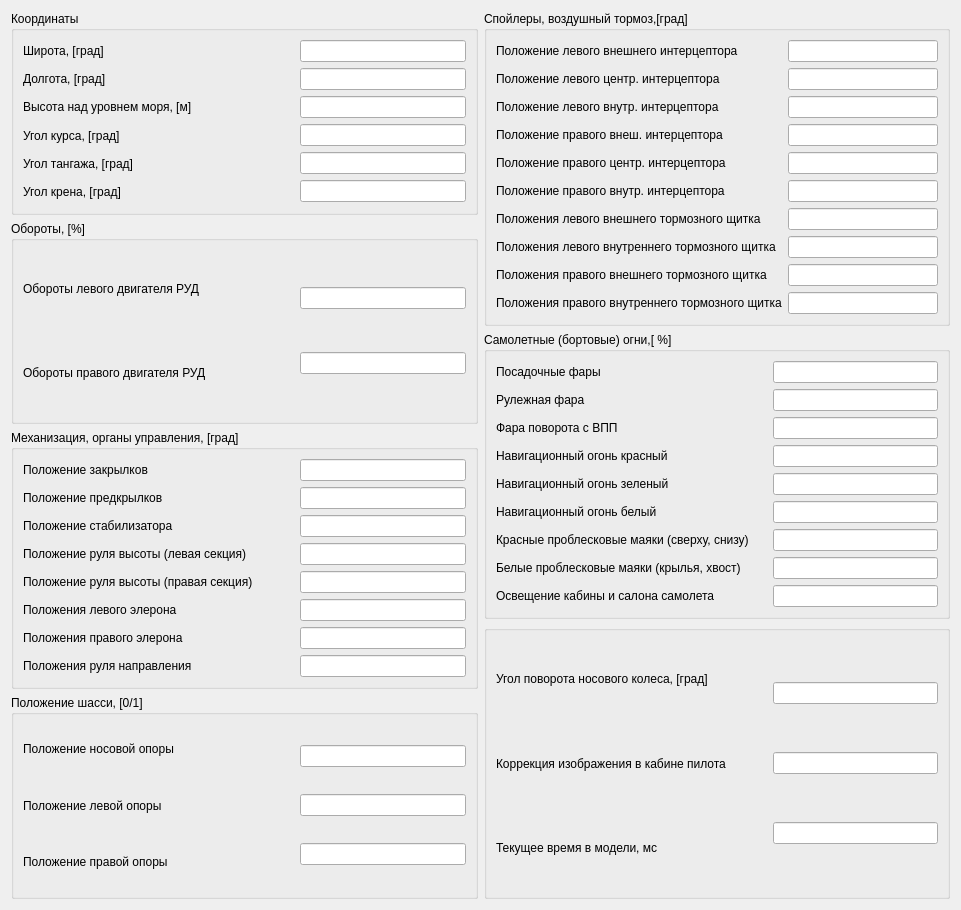
Qt form untitled/mainvisual.ui (katherinr/desktop_wrapper) before a commit.
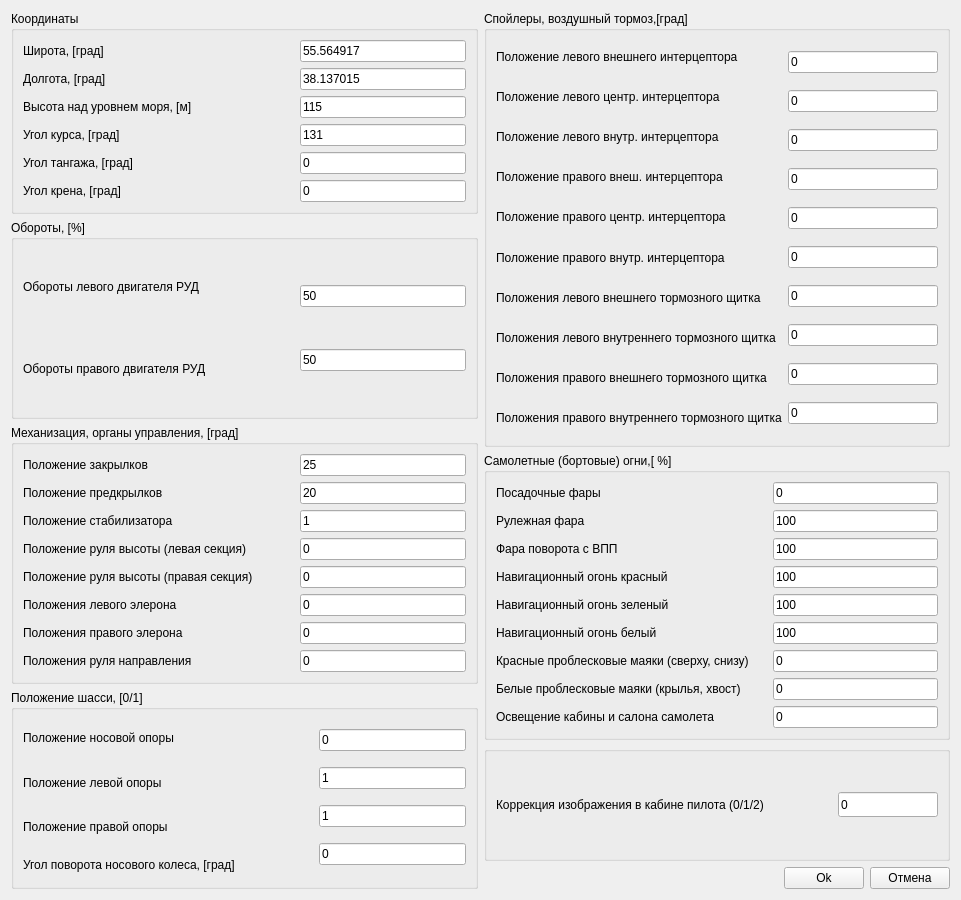
The same form after that commit.

The edit to the form file:
```diff
--- a/untitled/mainvisual.ui
+++ b/untitled/mainvisual.ui
@@ -2,20 +2,44 @@
 <ui version="4.0">
  <class>MainVisual</class>
  <widget class="QWidget" name="MainVisual">
+  <property name="windowModality">
+   <enum>Qt::ApplicationModal</enum>
+  </property>
+  <property name="enabled">
+   <bool>true</bool>
+  </property>
   <property name="geometry">
    <rect>
     <x>0</x>
     <y>0</y>
     <width>961</width>
-    <height>910</height>
+    <height>900</height>
    </rect>
   </property>
+  <property name="sizePolicy">
+   <sizepolicy hsizetype="Preferred" vsizetype="Preferred">
+    <horstretch>0</horstretch>
+    <verstretch>0</verstretch>
+   </sizepolicy>
+  </property>
+  <property name="minimumSize">
+   <size>
+    <width>800</width>
+    <height>900</height>
+   </size>
+  </property>
+  <property name="maximumSize">
+   <size>
+    <width>961</width>
+    <height>900</height>
+   </size>
+  </property>
   <property name="windowTitle">
    <string>Form</string>
   </property>
-  <layout class="QHBoxLayout" name="horizontalLayout_8">
+  <layout class="QHBoxLayout" name="horizontalLayout_11">
    <item>
-    <layout class="QVBoxLayout" name="verticalLayout_5">
+    <layout class="QVBoxLayout" name="verticalLayout_7">
      <item>
       <widget class="QGroupBox" name="mCloudGrB">
        <property name="title">
@@ -85,42 +109,45 @@
           <item>
            <widget class="QLineEdit" name="pcoord_lat">
             <property name="text">
-             <string/>
+             <string>55.564917</string>
+            </property>
+            <property name="alignment">
+             <set>Qt::AlignLeading|Qt::AlignLeft|Qt::AlignVCenter</set>
             </property>
            </widget>
           </item>
           <item>
            <widget class="QLineEdit" name="pcoord_lon">
             <property name="text">
-             <string/>
+             <string>38.137015</string>
             </property>
            </widget>
           </item>
           <item>
            <widget class="QLineEdit" name="pcoord_h">
             <property name="text">
-             <string/>
+             <string>115</string>
             </property>
            </widget>
           </item>
           <item>
            <widget class="QLineEdit" name="pangle_c">
             <property name="text">
-             <string/>
+             <string>131</string>
             </property>
            </widget>
           </item>
           <item>
            <widget class="QLineEdit" name="pangle_p">
             <property name="text">
-             <string/>
+             <string>0</string>
             </property>
            </widget>
           </item>
           <item>
            <widget class="QLineEdit" name="pangle_r">
             <property name="text">
-             <string/>
+             <string>0</string>
             </property>
            </widget>
           </item>
@@ -164,14 +191,14 @@
           <item>
            <widget class="QLineEdit" name="n2_l">
             <property name="text">
-             <string/>
+             <string>50</string>
             </property>
            </widget>
           </item>
           <item>
            <widget class="QLineEdit" name="n2_r">
             <property name="text">
-             <string/>
+             <string>50</string>
             </property>
            </widget>
           </item>
@@ -263,56 +290,56 @@
           <item>
            <widget class="QLineEdit" name="flaps">
             <property name="text">
-             <string/>
+             <string>25</string>
             </property>
            </widget>
           </item>
           <item>
            <widget class="QLineEdit" name="slats">
             <property name="text">
-             <string/>
+             <string>20</string>
             </property>
            </widget>
           </item>
           <item>
            <widget class="QLineEdit" name="stabilizer">
             <property name="text">
-             <string/>
+             <string>1</string>
             </property>
            </widget>
           </item>
           <item>
            <widget class="QLineEdit" name="elevator_l">
             <property name="text">
-             <string/>
+             <string>0</string>
             </property>
            </widget>
           </item>
           <item>
            <widget class="QLineEdit" name="elevator_r">
             <property name="text">
-             <string/>
+             <string>0</string>
             </property>
            </widget>
           </item>
           <item>
            <widget class="QLineEdit" name="aileron_l">
             <property name="text">
-             <string/>
+             <string>0</string>
             </property>
            </widget>
           </item>
           <item>
            <widget class="QLineEdit" name="aileron_r">
             <property name="text">
-             <string/>
+             <string>0</string>
             </property>
            </widget>
           </item>
           <item>
            <widget class="QLineEdit" name="rudder">
             <property name="text">
-             <string/>
+             <string>0</string>
             </property>
            </widget>
           </item>
@@ -329,6 +356,9 @@
        <layout class="QHBoxLayout" name="horizontalLayout_6">
         <item>
          <layout class="QVBoxLayout" name="verticalLayout">
+          <property name="sizeConstraint">
+           <enum>QLayout::SetMinimumSize</enum>
+          </property>
           <item>
            <widget class="QLabel" name="label_19">
             <property name="minimumSize">
@@ -356,6 +386,25 @@
             </property>
            </widget>
           </item>
+          <item>
+           <widget class="QLabel" name="label_23">
+            <property name="minimumSize">
+             <size>
+              <width>290</width>
+              <height>0</height>
+             </size>
+            </property>
+            <property name="maximumSize">
+             <size>
+              <width>290</width>
+              <height>25</height>
+             </size>
+            </property>
+            <property name="text">
+             <string>Угол поворота носового колеса, [град]</string>
+            </property>
+           </widget>
+          </item>
          </layout>
         </item>
         <item>
@@ -363,21 +412,28 @@
           <item>
            <widget class="QLineEdit" name="gear_n">
             <property name="text">
-             <string/>
+             <string>0</string>
             </property>
            </widget>
           </item>
           <item>
            <widget class="QLineEdit" name="gear_l">
             <property name="text">
-             <string/>
+             <string>1</string>
             </property>
            </widget>
           </item>
           <item>
            <widget class="QLineEdit" name="gear_r">
             <property name="text">
-             <string/>
+             <string>1</string>
+            </property>
+           </widget>
+          </item>
+          <item>
+           <widget class="QLineEdit" name="gear_stri_angle">
+            <property name="text">
+             <string>0</string>
             </property>
            </widget>
           </item>
@@ -395,7 +451,7 @@
        <property name="title">
         <string>Спойлеры, воздушный тормоз,[град]</string>
        </property>
-       <layout class="QHBoxLayout" name="horizontalLayout_2">
+       <layout class="QHBoxLayout" name="horizontalLayout_9">
         <item>
          <layout class="QVBoxLayout" name="verticalLayout_20">
           <item>
@@ -487,70 +543,70 @@
           <item>
            <widget class="QLineEdit" name="spoiler_lob">
             <property name="text">
-             <string/>
+             <string>0</string>
             </property>
            </widget>
           </item>
           <item>
            <widget class="QLineEdit" name="spoiler_lce">
             <property name="text">
-             <string/>
+             <string>0</string>
             </property>
            </widget>
           </item>
           <item>
            <widget class="QLineEdit" name="spoiler_lin">
             <property name="text">
-             <string/>
+             <string>0</string>
             </property>
            </widget>
           </item>
           <item>
            <widget class="QLineEdit" name="spoiler_rob">
             <property name="text">
-             <string/>
+             <string>0</string>
             </property>
            </widget>
           </item>
           <item>
            <widget class="QLineEdit" name="spoiler_rce">
             <property name="text">
-             <string/>
+             <string>0</string>
             </property>
            </widget>
           </item>
           <item>
            <widget class="QLineEdit" name="spoiler_rin">
             <property name="text">
-             <string/>
+             <string>0</string>
             </property>
            </widget>
           </item>
           <item>
            <widget class="QLineEdit" name="gr_spoiler_lob">
             <property name="text">
-             <string/>
+             <string>0</string>
             </property>
            </widget>
           </item>
           <item>
            <widget class="QLineEdit" name="gr_spoiler_lin">
             <property name="text">
-             <string/>
+             <string>0</string>
             </property>
            </widget>
           </item>
           <item>
            <widget class="QLineEdit" name="gr_spoiler_rob">
             <property name="text">
-             <string/>
+             <string>0</string>
             </property>
            </widget>
           </item>
           <item>
            <widget class="QLineEdit" name="gr_spoiler_rin">
             <property name="text">
-             <string/>
+             <string>0</string>
             </property>
            </widget>
           </item>
@@ -559,6 +615,8 @@
        </layout>
       </widget>
      </item>
+     <item>
+      <layout class="QVBoxLayout" name="verticalLayout_5">
      <item>
       <widget class="QGroupBox" name="mCloudGrB_7">
        <property name="title">
@@ -643,63 +701,63 @@
           <item>
            <widget class="QLineEdit" name="landing_lights">
             <property name="text">
-             <string/>
+               <string>0</string>
             </property>
            </widget>
           </item>
           <item>
            <widget class="QLineEdit" name="taxi_light">
             <property name="text">
-             <string/>
+               <string>100</string>
             </property>
            </widget>
           </item>
           <item>
            <widget class="QLineEdit" name="runway_turnofflights">
             <property name="text">
-             <string/>
+               <string>100</string>
             </property>
            </widget>
           </item>
           <item>
            <widget class="QLineEdit" name="nav_light_red">
             <property name="text">
-             <string/>
+               <string>100</string>
             </property>
            </widget>
           </item>
           <item>
            <widget class="QLineEdit" name="nav_light_green">
             <property name="text">
-             <string/>
+               <string>100</string>
             </property>
            </widget>
           </item>
           <item>
            <widget class="QLineEdit" name="nav_light_white">
             <property name="text">
-             <string/>
+               <string>100</string>
             </property>
            </widget>
           </item>
           <item>
            <widget class="QLineEdit" name="anticollosion_bec_red">
             <property name="text">
-             <string/>
+               <string>0</string>
             </property>
            </widget>
           </item>
           <item>
            <widget class="QLineEdit" name="anticoll_bec_white">
             <property name="text">
-             <string/>
+               <string>0</string>
             </property>
            </widget>
           </item>
           <item>
            <widget class="QLineEdit" name="internal_lights">
             <property name="text">
-             <string/>
+               <string>0</string>
             </property>
            </widget>
           </item>
@@ -713,22 +771,9 @@
        <property name="title">
         <string/>
        </property>
-       <layout class="QHBoxLayout" name="horizontalLayout_7">
+         <layout class="QHBoxLayout" name="horizontalLayout_10">
         <item>
-         <layout class="QVBoxLayout" name="verticalLayout_13">
-          <item>
-           <widget class="QLabel" name="label_23">
-            <property name="minimumSize">
-             <size>
-              <width>271</width>
-              <height>0</height>
-             </size>
-            </property>
-            <property name="text">
-             <string>Угол поворота носового колеса, [град]</string>
-            </property>
-           </widget>
-          </item>
+           <layout class="QHBoxLayout" name="horizontalLayout_2">
           <item>
            <widget class="QLabel" name="label_25">
             <property name="minimumSize">
@@ -738,52 +783,70 @@
              </size>
             </property>
             <property name="text">
-             <string>Коррекция изображения в кабине пилота</string>
-            </property>
-           </widget>
-          </item>
-          <item>
-           <widget class="QLabel" name="label_24">
-            <property name="minimumSize">
-             <size>
-              <width>271</width>
-              <height>0</height>
-             </size>
-            </property>
-            <property name="text">
-             <string>Текущее время в модели, мс</string>
-            </property>
-           </widget>
-          </item>
-         </layout>
-        </item>
-        <item>
-         <layout class="QVBoxLayout" name="verticalLayout_12">
-          <item>
-           <widget class="QLineEdit" name="gear_stri_angle">
-            <property name="text">
-             <string/>
+               <string>Коррекция изображения в кабине пилота (0/1/2)</string>
             </property>
            </widget>
           </item>
           <item>
            <widget class="QLineEdit" name="num_correct">
+              <property name="minimumSize">
+               <size>
+                <width>100</width>
+                <height>25</height>
+               </size>
+              </property>
+              <property name="maximumSize">
+               <size>
+                <width>100</width>
+                <height>25</height>
+               </size>
+              </property>
             <property name="text">
-             <string/>
+               <string>0</string>
             </property>
            </widget>
           </item>
+           </layout>
+          </item>
+         </layout>
+        </widget>
+       </item>
           <item>
-           <widget class="QLineEdit" name="curr_time">
+        <layout class="QHBoxLayout" name="horizontalLayout_8">
+         <item>
+          <spacer name="horizontalSpacer">
+           <property name="orientation">
+            <enum>Qt::Horizontal</enum>
+           </property>
+           <property name="sizeHint" stdset="0">
+            <size>
+             <width>200</width>
+             <height>20</height>
+            </size>
+           </property>
+          </spacer>
+         </item>
+         <item>
+          <layout class="QHBoxLayout" name="horizontalLayout_7">
+           <item>
+            <widget class="QPushButton" name="okpb">
             <property name="text">
-             <string/>
+              <string>Ok</string>
             </property>
            </widget>
           </item>
+           <item>
+            <widget class="QPushButton" name="cancelPb">
+             <property name="text">
+              <string>Отмена</string>
+             </property>
+            </widget>
+           </item>
          </layout>
         </item>
        </layout>
-      </widget>
+       </item>
+      </layout>
      </item>
     </layout>
    </item>
```
Left out of the diff: 2 changed lines with no effect on the pictures. Lines whose indentation alone changed are shown as unchanged.
